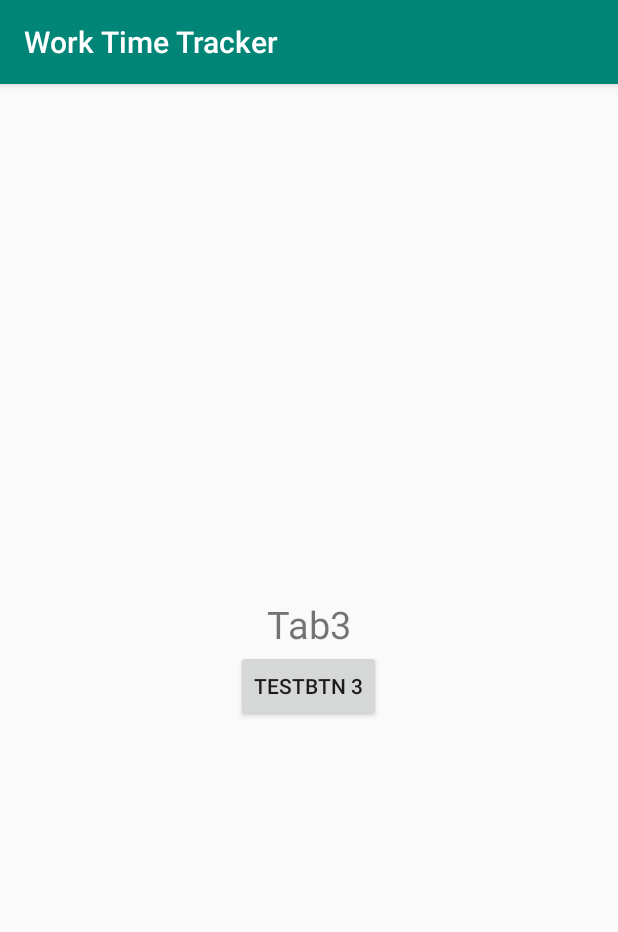
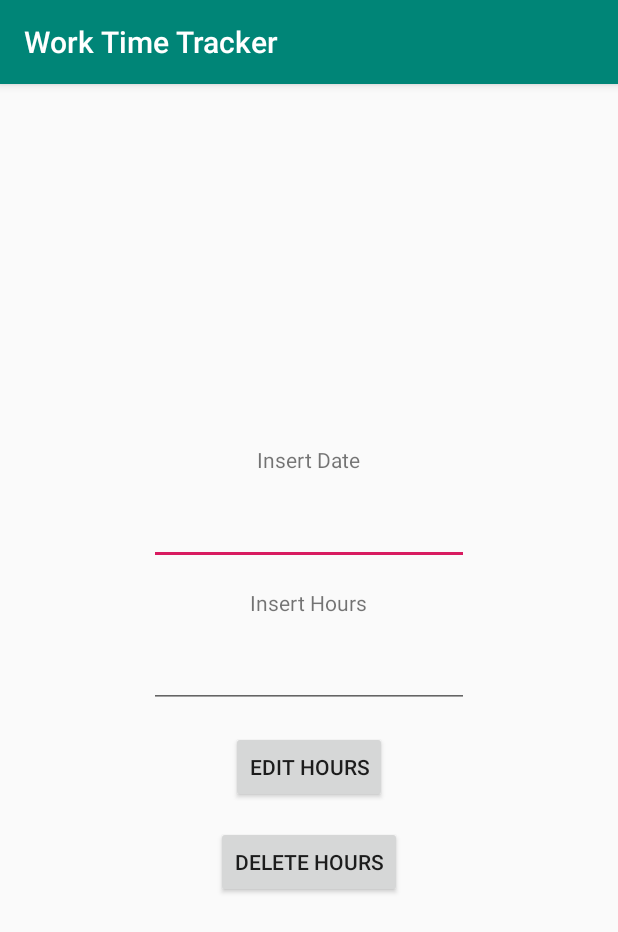
Before and after one commit to Sakkendalen/Work-Time-Tracker, an Android app: the fragment AlterHoursFragment shown on its own in the app's theme, on a phone screen of 412 x 824 dp. Shown: the top 932 px of the screen. Run offline under Robolectric (Android 15) with nearby library versions, the phone set to English and light mode, and no system bars.

Commit message:
Delete & Alter inserted Hours

```diff
--- a/app/src/main/java/fi/tuni/work_time_tracker/AlterHoursFragment.java
+++ b/app/src/main/java/fi/tuni/work_time_tracker/AlterHoursFragment.java
@@ -7,7 +7,10 @@ import android.view.LayoutInflater;
 import android.view.View;
 import android.view.ViewGroup;
 import android.widget.Button;
+import android.widget.EditText;
 import android.widget.Toast;
+
+import java.util.Objects;
 
 /**
  * Created by User on 2/28/2017.
@@ -16,18 +19,36 @@ import android.widget.Toast;
 public class AlterHoursFragment extends Fragment {
     private static final String TAG = "Tab3Fragment";
 
-    private Button btnTEST;
+    private Button btnAlter;
+    private Button btnDelete;
+    private EditText date;
+    private EditText hours;
 
     @Nullable
     @Override
     public View onCreateView(LayoutInflater inflater, @Nullable ViewGroup container, @Nullable Bundle savedInstanceState) {
         View view = inflater.inflate(R.layout.fragment_alterhours,container,false);
-        btnTEST = (Button) view.findViewById(R.id.btnTEST3);
 
-        btnTEST.setOnClickListener(new View.OnClickListener() {
-            @Override
-            public void onClick(View view) {
-                Toast.makeText(getActivity(), "TESTING BUTTON CLICK 3",Toast.LENGTH_SHORT).show();
+        btnAlter = view.findViewById(R.id.alterBtn);
+        btnDelete = view.findViewById(R.id.delHours);
+        date = view.findViewById(R.id.dateAlter);
+        hours = view.findViewById(R.id.hoursAlter);
+
+        btnAlter.setOnClickListener(view1 -> {
+            if(!(date.getText() == null) || !(hours.getText() == null)){
+                ((MainActivity) Objects.requireNonNull(getActivity())).alterHour(date.getText().toString(), hours.getText().toString());
+            }
+            else{
+                Toast.makeText(getContext(), "Please enter date and Hours!", Toast.LENGTH_LONG).show();
+            }
+        });
+
+        btnDelete.setOnClickListener(view1 -> {
+            if(!(date.getText() == null)){
+                ((MainActivity) Objects.requireNonNull(getActivity())).delHour(date.getText().toString());
+            }
+            else{
+                Toast.makeText(getContext(), "Please enter date!", Toast.LENGTH_LONG).show();
             }
         });
 
--- a/app/src/main/res/layout/fragment_alterhours.xml
+++ b/app/src/main/res/layout/fragment_alterhours.xml
@@ -8,17 +8,49 @@
     <TextView
         android:layout_width="wrap_content"
         android:layout_height="wrap_content"
-        android:layout_centerHorizontal="true"
         android:layout_gravity="center"
-        android:textSize="25sp"
-        android:text="Tab3"
-        android:id="@+id/textTab3"/>
+        android:layout_marginTop="15dp"
+        android:text="Insert Date" />
 
-    <Button
+    <EditText
+        android:id="@+id/dateAlter"
         android:layout_width="wrap_content"
         android:layout_height="wrap_content"
         android:layout_gravity="center"
-        android:id="@+id/btnTEST3"
-        android:text="TESTBTN 3"/>
+        android:layout_marginTop="15dp"
+        android:ems="10"
+        android:inputType="date" />
+
+    <TextView
+        android:layout_width="wrap_content"
+        android:layout_height="wrap_content"
+        android:layout_gravity="center"
+        android:layout_marginTop="15dp"
+        android:text="@string/insert_hours" />
+
+    <EditText
+        android:id="@+id/hoursAlter"
+        android:layout_width="wrap_content"
+        android:layout_height="wrap_content"
+        android:layout_gravity="center"
+        android:layout_marginTop="15dp"
+        android:ems="10"
+        android:inputType="time" />
+
+    <Button
+        android:id="@+id/alterBtn"
+        android:layout_width="wrap_content"
+        android:layout_height="wrap_content"
+        android:layout_gravity="center"
+        android:layout_marginTop="15dp"
+        android:text="@string/EditHours" />
+
+    <Button
+        android:id="@+id/delHours"
+        android:layout_width="wrap_content"
+        android:layout_height="wrap_content"
+        android:layout_gravity="center"
+        android:layout_marginTop="15dp"
+        android:text="@string/delHours" />
 
 </LinearLayout>
--- a/app/src/main/res/values/strings.xml
+++ b/app/src/main/res/values/strings.xml
@@ -4,4 +4,6 @@
     <string name="section_format">Hello World from section: %1$d</string>
     <string name="save">Save</string>
     <string name="insert_hours">Insert Hours</string>
+    <string name="EditHours">Edit Hours</string>
+    <string name="delHours">Delete Hours</string>
 </resources>
```
Also changed, not shown: app/src/main/java/fi/tuni/work_time_tracker/MainActivity.java (+28 -0 lines).
